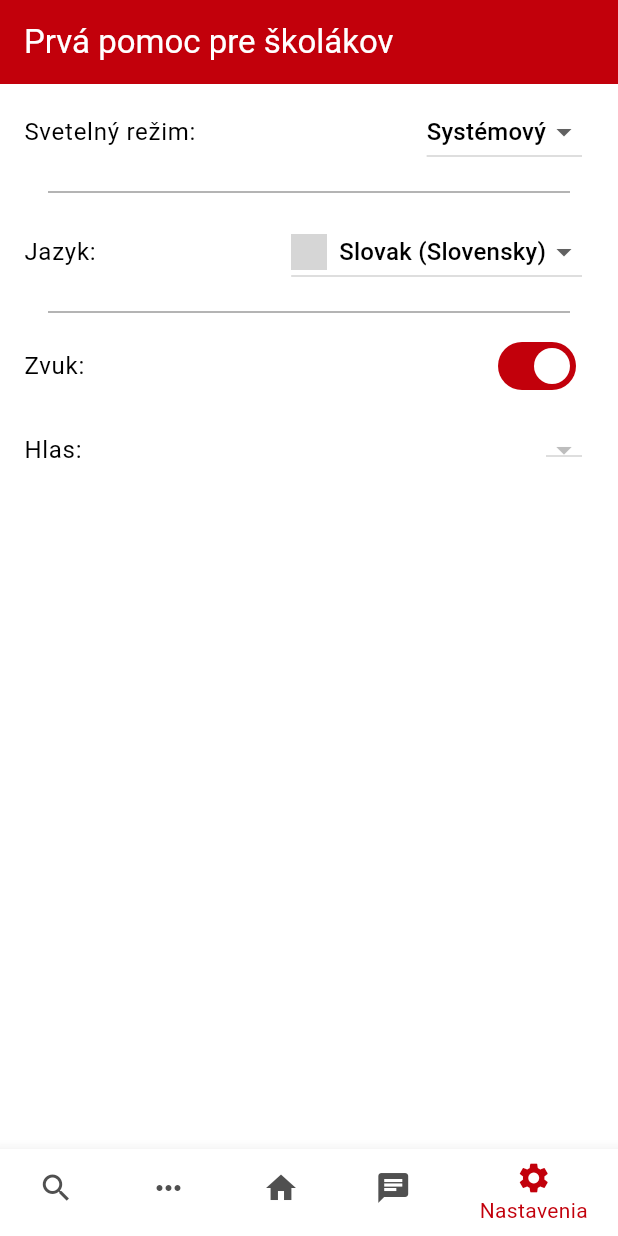
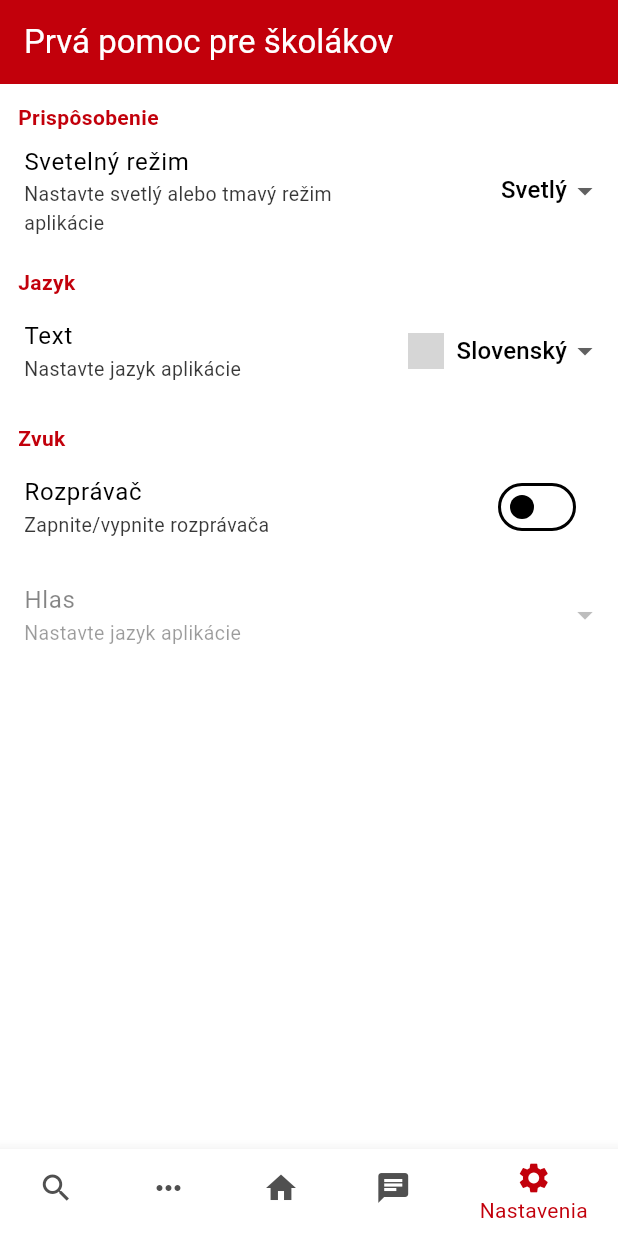
Before and after one commit to silverlion2238/FAA, a Flutter app: the screen it shows after launch, swiped to page 5, on a phone screen of 412 x 824 dp. Run offline on Flutter 3.47's test engine with Material 3 defaults, Android fonts, the light colour scheme and no system bars; our stand-ins replace connectivity_plus, diacritic, flutter_tts, google_generative_ai; missing offline and left inert: dart:ffi, flutter_ai_toolkit; grey boxes are pictures that could not be loaded.

Commit message:
Changed the UI of the chatbot and settings page

```diff
--- a/lib/data/language_data.dart
+++ b/lib/data/language_data.dart
@@ -33,16 +33,24 @@ const Map<String, Map<String, String>> translations = {
     'placeholder2': 'placeholder2-en',
     'placeholder3': 'placeholder3-en',
 
-    'App Theme': 'App Theme: ',
+    'Personalization': 'Personalization',
+    'App Theme': 'App Theme',
     'System': 'System',
     'Light': 'Light',
     'Dark': 'Dark',
-    'Language': 'Language: ',
-    'audio' : 'Voice: ',
-    'Mute': 'Audio: ',
+    'Language': 'Language',
+    'audio' : 'Audio',
+    'Mute': 'Narrator',
+    'Voice' : 'Voice',
+    'Text' : 'Text',
+    'TTS' : 'Text to Speech',
 
     'RedLight': 'Light',
     'RedDark': 'Dark',
+
+    'LangSetDesc': 'Set the language of the application',
+    'ThemeSetDesc': 'Set the theme of the application',
+    'MuteDesc': 'Turn on/off the narrator',
 
     'Solution1': 'Solution1 - en',
     'Solution2': 'Solution2 - en',
@@ -226,16 +234,24 @@ const Map<String, Map<String, String>> translations = {
     'placeholder2': 'placeholder2-sk',
     'placeholder3': 'placeholder3-sk',
 
-    'App Theme': 'Svetelný režim: ',
+    'Personalization': 'Prispôsobenie',
+    'App Theme': 'Svetelný režim',
     'System': 'Systémový',
     'Light': 'Svetlý',
     'Dark': 'Tmavý',
-    'Language': 'Jazyk: ',
-    'audio' : 'Hlas: ',
-    'Mute': 'Zvuk: ',
+    'Language': 'Jazyk',
+    'audio' : 'Zvuk',
+    'Mute': 'Rozprávač',
+    'Voice' : 'Hlas',
+    'Text' : 'Text',
+    'TTS' : 'Text na reč',
 
     'RedLight': 'Svetlý',
     'RedDark': 'Tmavý',
+
+    'LangSetDesc': 'Nastavte jazyk aplikácie',
+    'ThemeSetDesc': 'Nastavte svetlý alebo tmavý režim aplikácie',
+    'MuteDesc': 'Zapnite/vypnite rozprávača',
 
     'Solution1': 'Solution1 - sk',
     'Solution2': 'Solution2 - sk',
--- a/lib/main.dart
+++ b/lib/main.dart
@@ -102,7 +102,7 @@ class ChatDataProvider with ChangeNotifier{
 }
 
 class ThemeModel extends ChangeNotifier {
-  ThemeMode _themeMode = ThemeMode.system;
+  ThemeMode _themeMode = ThemeMode.light;
 
   ThemeMode get themeMode => _themeMode;
 
@@ -186,7 +186,6 @@ class MyAppState extends State<MyApp> {
 
 
   void _switchPage(int index) {
-    print('Switching to page $index');
     setState(() {
       _selectedIndex = index;
     });
@@ -227,8 +226,7 @@ class MyAppState extends State<MyApp> {
         try {
           currentVoice = usableVoices.where((voice) => voice['locale'].contains(Provider.of<LanguageModel>(context, listen: false).locale.toString())).first;
         } catch (e) {
-          print('Voice not found');
-          print(e);
+          Provider.of<VoiceNotifier>(context, listen: false).setMute(false);
           currentVoice = usableVoices.isNotEmpty ? usableVoices.first : {};
         }
         Provider.of<VoiceNotifier>(context, listen: false).setSelectedVoice(currentVoice);
--- a/lib/pages/chatbot.dart
+++ b/lib/pages/chatbot.dart
@@ -36,7 +36,9 @@ class ChatScreenState extends State<ChatScreen> {
   @override
   Widget build(BuildContext context) {
     final locale = Provider.of<LanguageModel>(context, listen: false).locale.languageCode;
-    return Scaffold(
+    return MaterialApp(
+      debugShowCheckedModeBanner: false,
+      home: Scaffold(
         body: LlmChatView(
           style: LlmChatViewStyle(
             backgroundColor: Theme.of(context).colorScheme.surface,
@@ -65,7 +67,8 @@ class ChatScreenState extends State<ChatScreen> {
               responseMimeType: 'text/plain',
             ),
           ),
-      ),
+        )
+      )
     );
   }
 }
--- a/lib/pages/settings.dart
+++ b/lib/pages/settings.dart
@@ -25,20 +25,45 @@ class _SettingsPageState extends State<SettingsPage> {
       body:ListView(
         children: <Widget>[
 
-          // Theme selection title
+          // Title Personalization
           SizedBox(
             width: double.infinity,
-            child: ListTile(
-              title: Row(
+            child: Padding(
+              padding: const EdgeInsets.only(top: 12.0, left: 12.0),
+              child: Text(
+              translations[locale]?['Personalization'] ?? 'Personalization',
+                style: TextStyle(
+                  color: Theme.of(context).colorScheme.primary,
+                  fontWeight: FontWeight.bold,
+                ),
+              )
+            )
+          ),
+
+
+          SizedBox(
+            child: Row(
               mainAxisAlignment: MainAxisAlignment.spaceBetween,
               children: [
-                  Text(translations[locale]?['App Theme'] ?? 'App Theme: '),
-
+                Expanded(
+                  child: ListTile(
+                    title: Text(translations[locale]?['App Theme'] ?? 'App Theme: '),
+                    subtitle: Text(
+                      translations[locale]?['ThemeSetDesc'] ?? 'Set the theme of the application',
+                      style: TextStyle(
+                        color: Theme.of(context).colorScheme.onSurface.withAlpha(200),
+                        fontSize: 13.0,
+                      ),
+                    ),
+                  ),
+                ),
                 Padding(
-                    padding: const EdgeInsets.only(left: 23.0),
+                  padding: const EdgeInsets.only(left: 10.0, right: 10.0),
                   child: Consumer<ThemeModel>(
                     builder: (context, themeModel, child) {
                       return DropdownButton<ThemeMode>(
+                        alignment: Alignment.centerRight,
+                        underline: Container(),
                         value: themeModel.themeMode,
                         items: [
                           DropdownMenuItem(
@@ -63,34 +88,54 @@ class _SettingsPageState extends State<SettingsPage> {
                     },
                   ),
                 ),
-                ]
+              ],
+            ),
+          ),
+          // Theme selection title
+
+          // Title Language
+          SizedBox(
+            width: double.infinity,
+            child: Padding(
+              padding: const EdgeInsets.only(top: 12.0, left: 12.0),
+              child: Text(
+              translations[locale]?['Language'] ?? 'Language',
+                style: TextStyle(
+                  color: Theme.of(context).colorScheme.primary,
+                  fontWeight: FontWeight.bold,
+                ),
+              )
+            )
+          ),
+
+
+
+
+          // Language selection
+
+          SizedBox(
+            child: Row(
+              mainAxisAlignment: MainAxisAlignment.spaceBetween,
+              children: [
+                Expanded(
+                  child: ListTile(
+                    title: Text(translations[locale]?['Text'] ?? 'Text'),
+                      subtitle: Text(
+                        translations[locale]?['LangSetDesc'] ?? 'Set the theme of the application',
+                        style: TextStyle(
+                          color: Theme.of(context).colorScheme.onSurface.withAlpha(200),
+                          fontSize: 13.0,
                         ),
                       ),
                   ),
-
-
-           Divider(
-            indent: 32.0,
-            endIndent: 32.0,
-            color: Theme.of(context).colorScheme.onSurface.withAlpha(100),
-            thickness: 1,
                 ),
-
-
-          // Language selection title
-          SizedBox(
-            width: double.infinity,
-            child: ListTile(
-              title: Row(
-                mainAxisAlignment: MainAxisAlignment.spaceBetween,
-                children: [
-                  Text(translations[locale]?['Language'] ?? 'Language: '),
-
                 Padding(
-                    padding: const EdgeInsets.only(left: 23.0),
+                    padding: const EdgeInsets.only(left: 10.0, right: 10.0),
                     child: Consumer<LanguageModel>(
                       builder: (context, languageModel, child) {
                         return DropdownButton<Locale>(
+                          alignment: Alignment.centerRight,
+                          underline: Container(),
                           value: languageModel.locale,
                           items: [
                             DropdownMenuItem(
@@ -117,7 +162,7 @@ class _SettingsPageState extends State<SettingsPage> {
                                     height: 24,
                                   ),
                                   const SizedBox(width: 8),
-                                  Text('Slovak (Slovensky)')
+                                  Text('Slovenský')
                                 ],
                               )
                             ),
@@ -133,25 +178,37 @@ class _SettingsPageState extends State<SettingsPage> {
                       },
                     ),
                   ),
-                ]
+              ],
             ),
           ),
+          // Theme selection title
+
+          SizedBox(
+            width: double.infinity,
+            child: Padding(
+              padding: const EdgeInsets.only(top: 12.0, left: 12.0),
+              child: Text(
+              translations[locale]?['audio'] ?? 'Audio',
+                style: TextStyle(
+                  color: Theme.of(context).colorScheme.primary,
+                  fontWeight: FontWeight.bold,
                 ),
-
-            // Divider
-          Divider(
-            indent: 32.0,
-            endIndent: 32.0,
-            color: Theme.of(context).colorScheme.onSurface.withAlpha(100),
-            thickness: 1,
+              )
+            )
           ),
-
 
           // Mute switch
           Consumer<VoiceNotifier>(
             builder: (context, voiceNotifier, child) {
               return SwitchListTile(
-                title: Text(translations[locale]?['Mute'] ?? 'Mute'),
+                title: Text(translations[locale]?['Mute'] ?? 'Narrator'),
+                subtitle: Text(
+                  translations[locale]?['MuteDesc'] ?? 'Turn off the narrator',
+                  style: TextStyle(
+                    color: Theme.of(context).colorScheme.onSurface.withAlpha(200),
+                    fontSize: 13.0,
+                  ),
+                ),
                 value: voiceNotifier.isMuted(),
                 onChanged: (bool value) {
                   voiceNotifier.setMute(value);
@@ -164,40 +221,79 @@ class _SettingsPageState extends State<SettingsPage> {
 
 
           SizedBox(
-            width: double.infinity,
-            child: ListTile(
-              title: Row(
+            width: MediaQuery.of(context).size.width,
+            child: Row(
               mainAxisAlignment: MainAxisAlignment.spaceBetween,
               children: [
-                  Text(translations[locale]?['audio'] ?? 'audio'),
-
-                  Padding(
-                    padding: const EdgeInsets.only(left: 23.0),
+                SizedBox(
+                  width: MediaQuery.of(context).size.width*0.5,
+                  child: ListTile(
+                    title: Text(
+                      translations[locale]?['Voice'] ?? 'Voice',
+                        style: TextStyle(
+                        color: Theme.of(context).colorScheme.onSurface.withAlpha(
+                          Provider.of<VoiceNotifier>(context).isMuted() ? 255 : 123,
+                        ),
+                      ),
+                    ),
+                    subtitle: Text(
+                      translations[locale]?['LangSetDesc'] ?? 'Set the theme of the application',
+                      style: TextStyle(
+                        color: Theme.of(context).colorScheme.onSurface.withAlpha(
+                          Provider.of<VoiceNotifier>(context).isMuted() ? 200 : 100,
+                        ),
+                        fontSize: 13.0,
+                      ),
+                    ),
+                  ),
+                ),
+                SizedBox(
+                  width: MediaQuery.of(context).size.width*0.5,
+                  child: Padding(
+                    padding: const EdgeInsets.only(left: 10.0, right: 10.0),
                     child: Consumer<LanguageModel>(
                       builder: (context, languageModel, child) {
                         return Consumer<VoiceNotifier>(
                           builder: (context, voiceNotifier, child) {
                             return DropdownButton<Map>(
+                              alignment: Alignment.centerRight,
+                              isExpanded: true,
+                              underline: Container(),
                               value: voiceNotifier.selectedVoice.isNotEmpty ? voiceNotifier.selectedVoice : null,
                               items: voiceNotifier.voices.map((voice) {
                               return DropdownMenuItem<Map>(
                                 value: voice,
                                 child: Row(
                                 children: [
-                                      if (voice['locale'].contains('en')) Image.asset('images/uk.png', width: 24, height: 24) else Image.asset('images/sk.png', width: 24, height: 24),
+                                    if (voice['locale'].contains('en'))
+                                    Image.asset(
+                                      'images/uk.png',
+                                      width: 24,
+                                      height: 24,
+                                      color: Provider.of<VoiceNotifier>(context).isMuted() ? null : Theme.of(context).colorScheme.surface,
+                                      colorBlendMode: Provider.of<VoiceNotifier>(context).isMuted() ? null : BlendMode.saturation,
+                                    )
+                                    else
+                                    Image.asset(
+                                      'images/sk.png',
+                                      width: 24,
+                                      height: 24,
+                                      color: Provider.of<VoiceNotifier>(context).isMuted() ? null : Theme.of(context).colorScheme.surface,
+                                      colorBlendMode: Provider.of<VoiceNotifier>(context).isMuted() ? null : BlendMode.saturation,
+                                    ),
                                   const SizedBox(width: 8),
-                                      Text(voice['name']),
+                                  Flexible(
+                                  child: Text(voice['name']),
+                                  ),
                                 ]
                                 ),
                               );
                               }).toList(),
-                              onChanged: (Map? newVoice) {
-
+                              onChanged: !Provider.of<VoiceNotifier>(context).isMuted() ? null : (Map? newVoice) {
                               if (newVoice != null) {
                                 voiceNotifier.setSelectedVoice(newVoice);
                               }
                               FlutterTtsSingleton.instance.speak(newVoice?['name']);
-                                //print(Provider.of<VoiceNotifier>(context, listen: false).selectedVoice);
                               },
                             );
                           },
@@ -205,8 +301,8 @@ class _SettingsPageState extends State<SettingsPage> {
                       },
                     ),
                   ),
-                ]
-              ),
+                )
+              ],
             ),
           ),
         ],
```
Also changed, not shown: pubspec.lock, 1 other file. Lines whose indentation alone changed are shown as unchanged.
